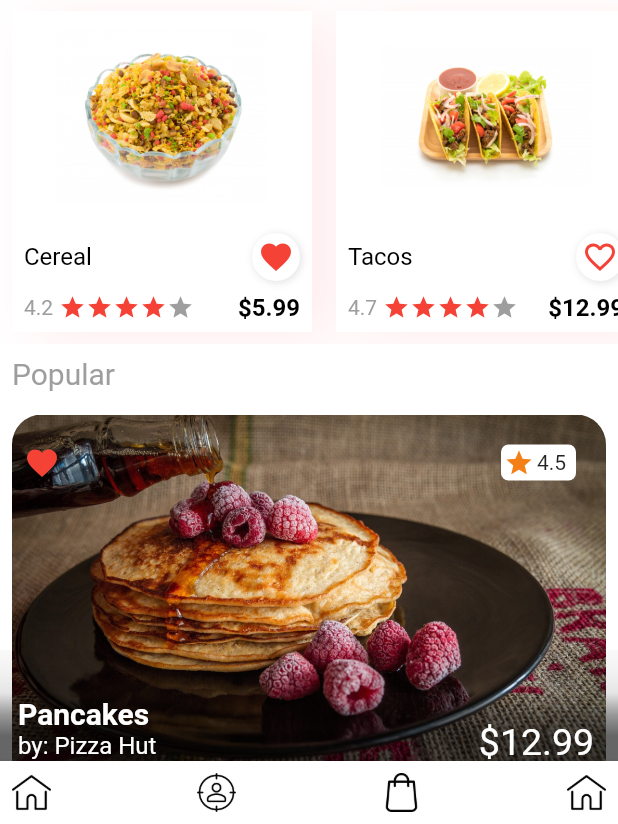
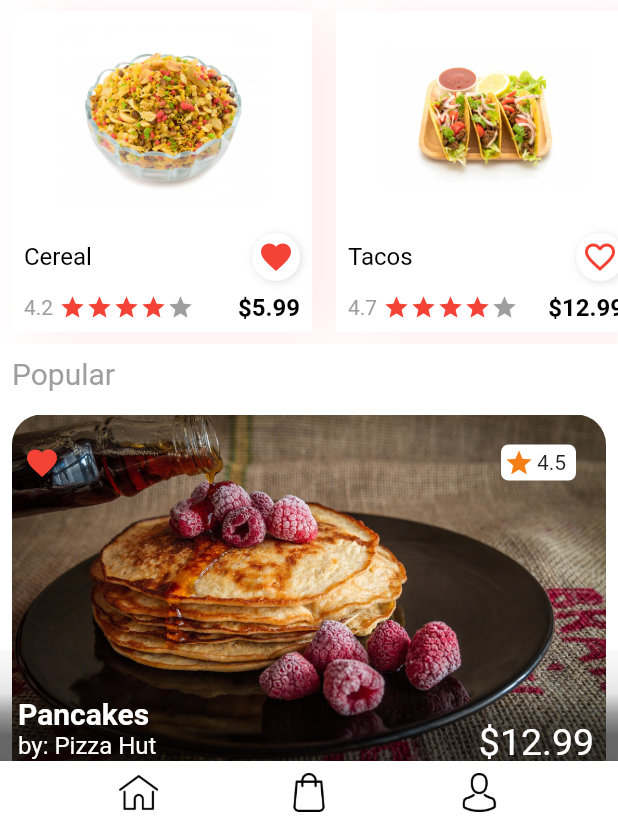
Before and after one commit to PatrickChow0803/Flutter_Food, a Flutter app: the screen it shows after launch, on a phone screen of 412 x 824 dp, the part 412-1236 px from its top. Run offline on Flutter 3.47's test engine with Material 2 defaults, Android fonts, the phone set to English and light mode, and no system bars.

Commit message:
Refactored out of the bottom nav icons

```diff
--- a/lib/src/screens/home.dart
+++ b/lib/src/screens/home.dart
@@ -1,4 +1,5 @@
 import 'package:flutter/material.dart';
+import 'package:flutter_food/src/widgets/bottom_navigation_icons.dart';
 import 'package:flutter_food/src/widgets/categories.dart';
 import 'package:flutter_food/src/widgets/custom_text.dart';
 import 'package:flutter_food/src/widgets/featured_products.dart';
@@ -199,21 +200,11 @@ class _HomeState extends State<Home> {
       bottomNavigationBar: Container(
         color: white,
         child: Row(
-          mainAxisAlignment: MainAxisAlignment.spaceBetween,
+          mainAxisAlignment: MainAxisAlignment.spaceEvenly,
           children: [
-            Padding(
-                padding: EdgeInsets.all(8.0),
-                child: Image.asset('images/home.png', width: 26, height: 26)),
-            Padding(
-                padding: EdgeInsets.all(8.0),
-                child: Image.asset('images/target.png', width: 26, height: 26)),
-            Padding(
-                padding: EdgeInsets.all(8.0),
-                child: Image.asset('images/shopping-bag.png', width: 26, height: 26)),
-            Padding(
-              padding: EdgeInsets.all(8.0),
-              child: Image.asset('images/home.png', width: 26, height: 26),
-            ),
+            BottomNavIcon(image: 'home.png'),
+            BottomNavIcon(image: 'shopping-bag.png'),
+            BottomNavIcon(image: 'avatar.png'),
           ],
         ),
       ),
--- /dev/null
+++ b/lib/src/widgets/bottom_navigation_icons.dart
@@ -0,0 +1,15 @@
+import 'package:flutter/material.dart';
+
+class BottomNavIcon extends StatelessWidget {
+  final String image;
+
+  BottomNavIcon({this.image});
+
+  @override
+  Widget build(BuildContext context) {
+    return Padding(
+      padding: EdgeInsets.all(8.0),
+      child: Image.asset('images/$image', width: 26, height: 26),
+    );
+  }
+}
```
